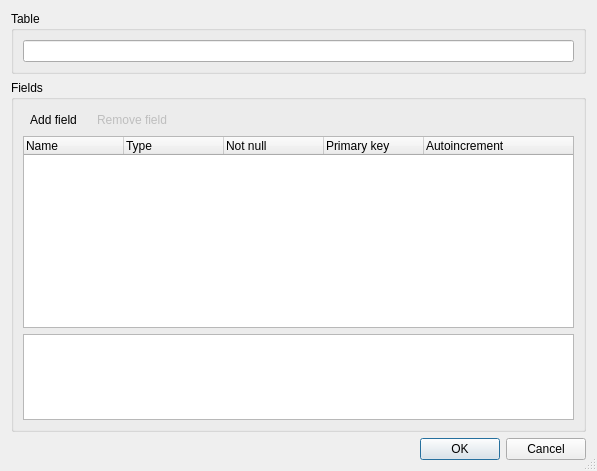
sqlitebrowser/sqlitebrowser, file src/EditTableDialog.ui: the form before one commit.
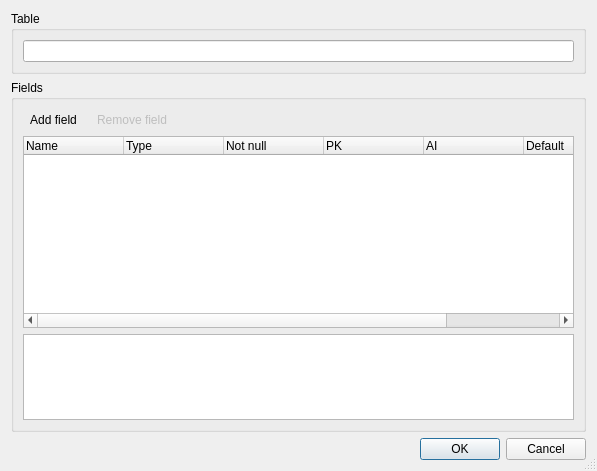
The form after the commit. Icons and pictures are not drawn.

Commit message: add new field properties default value and check constraint

Diff of the .ui file:
```diff
--- a/src/EditTableDialog.ui
+++ b/src/EditTableDialog.ui
@@ -128,14 +128,36 @@
         </column>
         <column>
          <property name="text">
+          <string>PK</string>
+         </property>
+         <property name="toolTip">
           <string>Primary key</string>
          </property>
         </column>
         <column>
          <property name="text">
+          <string>AI</string>
+         </property>
+         <property name="toolTip">
           <string>Autoincrement</string>
          </property>
         </column>
+        <column>
+         <property name="text">
+          <string>Default</string>
+         </property>
+         <property name="toolTip">
+          <string>Default value</string>
+         </property>
+        </column>
+        <column>
+         <property name="text">
+          <string>Check</string>
+         </property>
+         <property name="toolTip">
+          <string>Check constraint</string>
+         </property>
+        </column>
        </widget>
       </item>
       <item>
```
Left out of the diff: 3 changed lines with no effect on the pictures. The commit also changes 2 other files.
